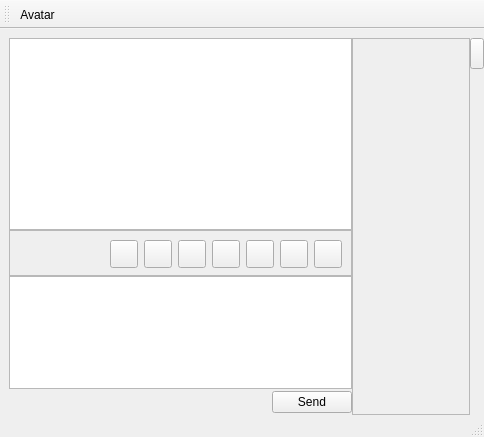
The window that retroshare-gui/src/gui/chat/PopupChatDialog.ui (RetroShare/RetroShare) describes before a commit, drawn with Qt 5.
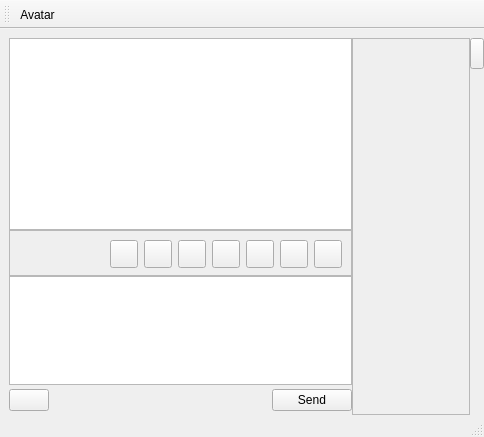
The same window after the commit. Icons and pictures are not drawn.

Commit message:
add file button to general message; add extra file sending from chat dialog; Add a link when sending a file; Add a link for downloading in the reciever chat dialog; Little gui improvement
Merge branch 'extraFile'

```diff
--- a/retroshare-gui/src/gui/chat/PopupChatDialog.ui
+++ b/retroshare-gui/src/gui/chat/PopupChatDialog.ui
@@ -20,16 +20,13 @@
     <property name="bottomMargin" >
      <number>0</number>
     </property>
-    <property name="horizontalSpacing" >
+    <property name="spacing">
      <number>0</number>
     </property>
-    <property name="verticalSpacing" >
-     <number>0</number>
-    </property>
-    <item row="0" column="0" >
-     <widget class="QTextBrowser" name="textBrowser" >
-      <property name="sizePolicy" >
-       <sizepolicy vsizetype="MinimumExpanding" hsizetype="Expanding" >
+    <item row="0" column="0">
+     <widget class="QTextBrowser" name="textBrowser">
+      <property name="sizePolicy">
+       <sizepolicy hsizetype="Expanding" vsizetype="MinimumExpanding">
         <horstretch>0</horstretch>
         <verstretch>0</verstretch>
        </sizepolicy>
@@ -445,39 +442,60 @@
       </property>
      </widget>
     </item>
-    <item row="3" column="0" >
-     <layout class="QGridLayout" >
-      <property name="leftMargin" >
+    <item row="3" column="0">
+     <layout class="QVBoxLayout" name="SendLayout">
+      <property name="leftMargin">
        <number>0</number>
       </property>
-      <property name="topMargin" >
+      <property name="topMargin">
        <number>2</number>
       </property>
-      <property name="bottomMargin" >
+      <property name="bottomMargin">
        <number>2</number>
       </property>
-      <property name="horizontalSpacing" >
-       <number>6</number>
-      </property>
-      <item row="0" column="0" >
-       <spacer>
-        <property name="orientation" >
-         <enum>Qt::Horizontal</enum>
+      <item>
+       <layout class="QHBoxLayout" name="SendLayout">
+        <property name="leftMargin">
+         <number>0</number>
         </property>
-        <property name="sizeHint" >
-         <size>
-          <width>351</width>
-          <height>20</height>
-         </size>
+        <property name="topMargin">
+         <number>2</number>
         </property>
-       </spacer>
-      </item>
-      <item row="0" column="1" >
-       <widget class="QPushButton" name="sendButton" >
-        <property name="text" >
-         <string>Send</string>
+        <property name="bottomMargin">
+         <number>2</number>
         </property>
-       </widget>
+        <item>
+         <widget class="QPushButton" name="addFileButton">
+          <property name="text">
+           <string/>
+          </property>
+          <property name="icon">
+           <iconset resource="../images.qrc">
+            <normaloff>:/images/add-share24.png</normaloff>:/images/add-share24.png</iconset>
+          </property>
+         </widget>
+        </item>
+        <item>
+         <spacer>
+          <property name="orientation">
+           <enum>Qt::Horizontal</enum>
+          </property>
+          <property name="sizeHint" stdset="0">
+           <size>
+            <width>331</width>
+            <height>20</height>
+           </size>
+          </property>
+         </spacer>
+        </item>
+        <item>
+         <widget class="QPushButton" name="sendButton">
+          <property name="text">
+           <string>Send</string>
+          </property>
+         </widget>
+        </item>
+       </layout>
       </item>
      </layout>
     </item>
```
Left out of the diff: 302 changed lines with no effect on the pictures. The commit also changes 7 other files.
